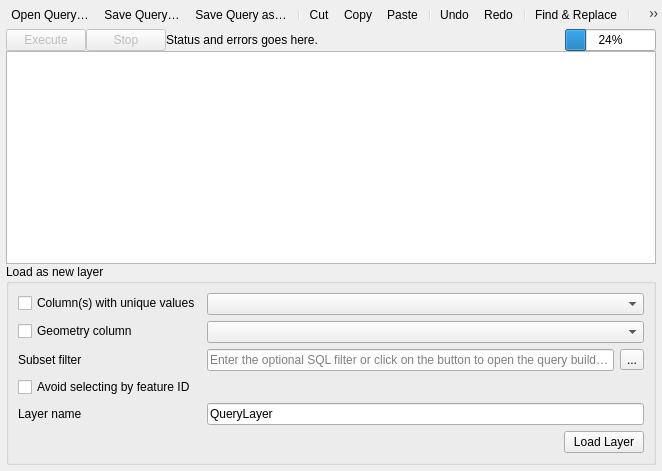
This is src/ui/qgsqueryresultwidgetbase.ui in qgis/QGIS as Qt 5 draws it before an edit. The edited form follows.
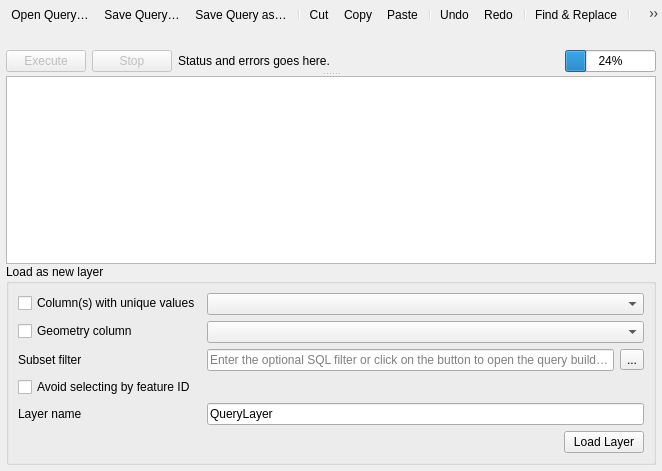
This is the edited form. Icons and pictures are not drawn. Custom widgets are drawn as their Qt base class.

Commit message:
Add splitter to Execute sql window
Allow resizing the query editor/results table, and remember
sizes

Patch:
```diff
--- a/src/ui/qgsqueryresultwidgetbase.ui
+++ b/src/ui/qgsqueryresultwidgetbase.ui
@@ -75,6 +75,34 @@
       <number>6</number>
      </property>
      <item>
+      <widget class="QWidget" name="widget" native="true">
+       <layout class="QVBoxLayout" name="verticalLayout_4">
+        <property name="leftMargin">
+         <number>0</number>
+        </property>
+        <property name="topMargin">
+         <number>0</number>
+        </property>
+        <property name="rightMargin">
+         <number>0</number>
+        </property>
+        <property name="bottomMargin">
+         <number>0</number>
+        </property>
+        <item>
+         <widget class="QSplitter" name="splitter">
+          <property name="frameShape">
+           <enum>QFrame::NoFrame</enum>
+          </property>
+          <property name="orientation">
+           <enum>Qt::Vertical</enum>
+          </property>
+          <widget class="QWidget" name="verticalLayoutWidget">
+           <layout class="QVBoxLayout" name="verticalLayout_3">
+            <property name="topMargin">
+             <number>0</number>
+            </property>
+            <item>
       <widget class="QWidget" name="mSqlEditorContainer" native="true"/>
      </item>
      <item>
@@ -128,8 +156,13 @@
        </item>
       </layout>
      </item>
-     <item>
+           </layout>
+          </widget>
       <widget class="QTableView" name="mQueryResultsTableView"/>
+         </widget>
+        </item>
+       </layout>
+      </widget>
      </item>
      <item>
       <widget class="QgsCodeEditorSQL" name="mSqlErrorText" native="true"/>
```
Lines whose indentation alone changed are shown as unchanged. The commit also changes 1 other file.
